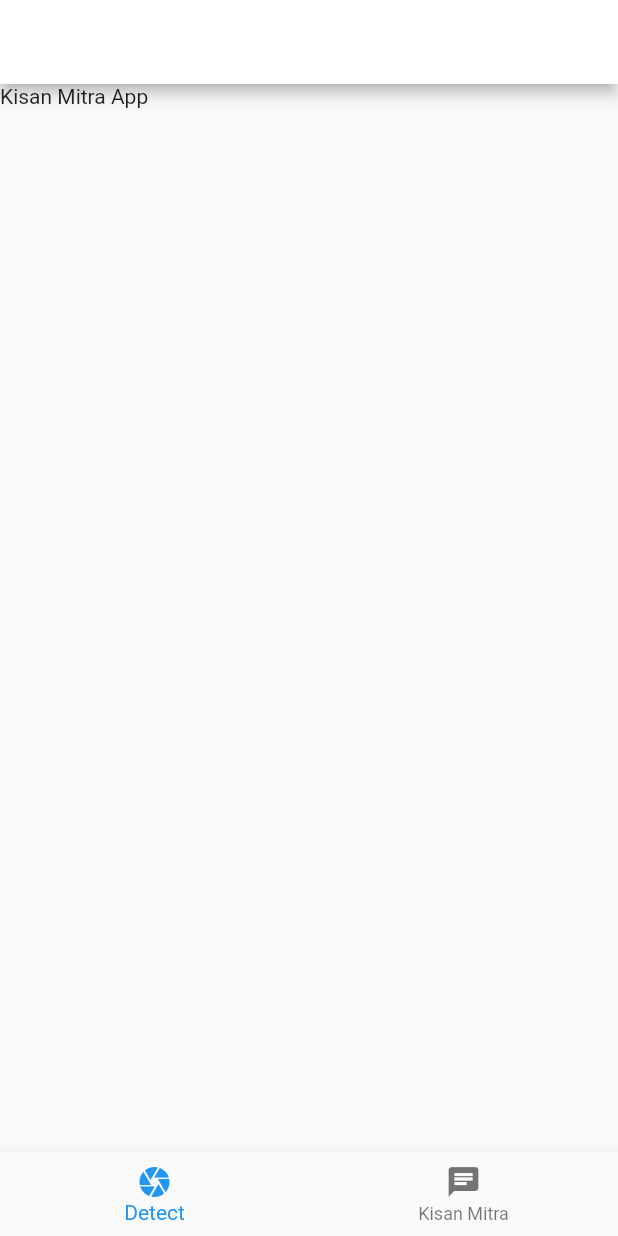
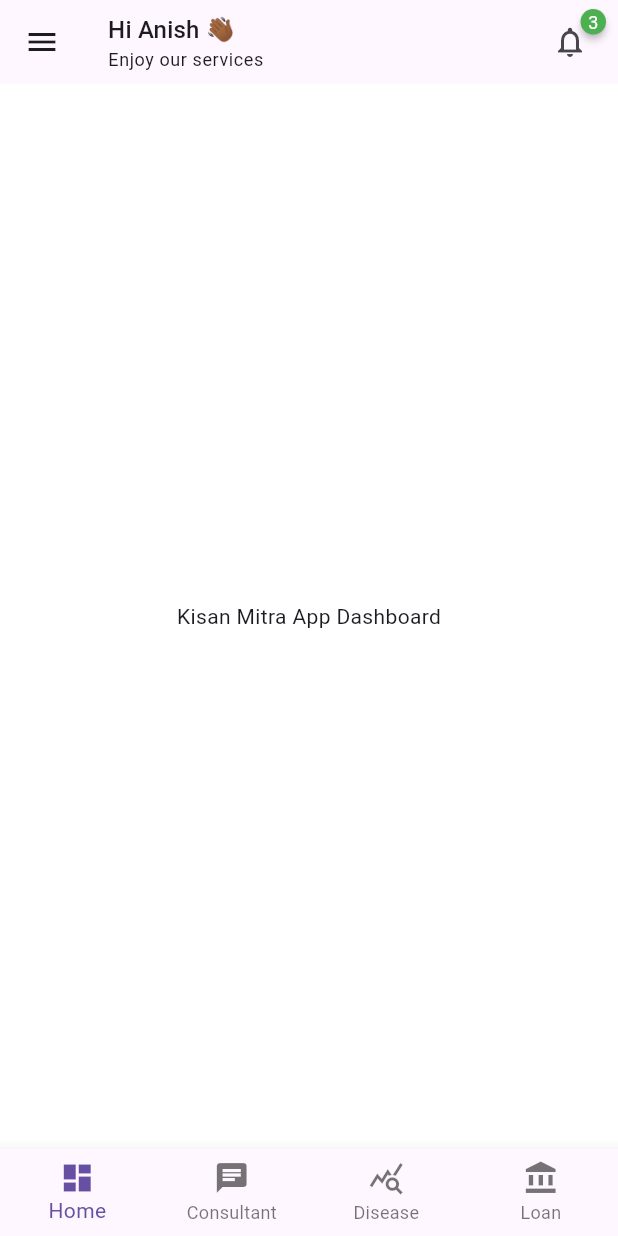
Before and after one commit to Venture-Xs/Kisan-Mitra, a Flutter app: the screen it shows after launch, on a phone screen of 412 x 824 dp. Run offline on Flutter 3.47's test engine with Material 2 defaults, Android fonts, the phone set to English and light mode, and no system bars; drawn by our look-alikes of badges; our stand-ins replace iconly.

Commit message:
Bottom Navigator and Structure Created

```diff
--- /dev/null
+++ b/lib/Dashboard/dashboard.dart
@@ -0,0 +1,19 @@
+import 'package:flutter/material.dart';
+
+class DashBoard extends StatefulWidget {
+  const DashBoard({super.key});
+
+  @override
+  State<DashBoard> createState() => _DashBoardState();
+}
+
+class _DashBoardState extends State<DashBoard> {
+  @override
+  Widget build(BuildContext context) {
+    return Container(
+      child: const Align(
+          alignment: Alignment.center,
+          child: Text("Kisan Mitra App Dashboard")),
+    );
+  }
+}
--- /dev/null
+++ b/lib/FarmerConsultant/consultant.dart
@@ -0,0 +1,19 @@
+import 'package:flutter/material.dart';
+
+class Consultant extends StatefulWidget {
+  const Consultant({super.key});
+
+  @override
+  State<Consultant> createState() => _ConsultantState();
+}
+
+class _ConsultantState extends State<Consultant> {
+  @override
+  Widget build(BuildContext context) {
+    return Container(
+      child: const Align(
+          alignment: Alignment.center,
+          child: Text("Chat with Agri Consultant")),
+    );
+  }
+}
--- a/lib/home_page.dart
+++ b/lib/home_page.dart
@@ -1,6 +1,15 @@
 import 'package:flutter/material.dart';
-import 'package:flutter/src/widgets/framework.dart';
-import 'package:flutter/src/widgets/placeholder.dart';
+
+//A package for creating badges. Badges can be used for an additional marker for any widget,
+import 'package:badges/badges.dart' as badges;
+
+//Flutter package for using Iconly Icons.
+import 'package:iconly/iconly.dart';
+
+import 'package:kisan_mitra_app/Dashboard/dashboard.dart';
+import 'package:kisan_mitra_app/DiseasePrediction/disease_prediction.dart';
+import 'package:kisan_mitra_app/FarmerConsultant/consultant.dart';
+import 'package:kisan_mitra_app/LoanApplication/loan_finder.dart';
 
 class HomePage extends StatefulWidget {
   const HomePage({super.key});
@@ -10,10 +19,94 @@ class HomePage extends StatefulWidget {
 }
 
 class _HomePageState extends State<HomePage> {
+  final pages = [
+    const DashBoard(),
+    const Consultant(),
+    const DetectDisease(),
+    const LoanFinder()
+  ];
+  int currentPageIndex = 0;
+  final GlobalKey<ScaffoldState> _scaffoldKey = GlobalKey<ScaffoldState>();
+
   @override
   Widget build(BuildContext context) {
-    return Container(
-      child: Text("Kisan Mitra App"),
+    return Scaffold(
+      key: _scaffoldKey,
+      drawer: const Drawer(),
+      appBar: AppBar(
+        centerTitle: false,
+        leading: IconButton(
+          onPressed: () {},
+          icon: const Icon(Icons.menu),
+        ),
+        title: Column(
+          crossAxisAlignment: CrossAxisAlignment.start,
+          children: [
+            Text(
+              "Hi Anish 👋🏾",
+              style: Theme.of(context).textTheme.titleMedium,
+            ),
+            Text("Enjoy our services",
+                style: Theme.of(context).textTheme.bodySmall)
+          ],
+        ),
+        actions: [
+          Padding(
+            padding: const EdgeInsets.only(right: 8.0),
+            child: IconButton(
+              onPressed: () {},
+              icon: badges.Badge(
+                badgeContent: const Text(
+                  '3',
+                  style: TextStyle(
+                    color: Colors.white,
+                    fontSize: 12,
+                  ),
+                ),
+                position: badges.BadgePosition.topEnd(top: -15, end: -12),
+                badgeStyle: const badges.BadgeStyle(
+                  badgeColor: Colors.green,
+                ),
+                child: const Icon(Icons.notifications_outlined),
+              ),
+            ),
+          ),
+        ],
+      ),
+      body: pages[currentPageIndex],
+      bottomNavigationBar: BottomNavigationBar(
+        type: BottomNavigationBarType.fixed,
+        currentIndex: currentPageIndex,
+        onTap: (index) {
+          setState(() {
+            currentPageIndex = index;
+          });
+        },
+        items: const [
+          BottomNavigationBarItem(
+            icon: Icon(Icons.dashboard),
+            label: "Home",
+            activeIcon: Icon(Icons.dashboard),
+          ),
+          BottomNavigationBarItem(
+            icon: Icon(Icons.chat),
+            label: "Consultant",
+            activeIcon: Icon(Icons.chat),
+          ),
+          BottomNavigationBarItem(
+            icon: Icon(Icons.query_stats),
+            label: "Disease",
+            activeIcon: Icon(Icons.query_stats),
+          ),
+          BottomNavigationBarItem(
+            icon: Icon(
+              Icons.account_balance,
+            ),
+            label: "Loan",
+            activeIcon: Icon(Icons.account_balance),
+          ),
+        ],
+      ),
     );
   }
 }
--- a/lib/main.dart
+++ b/lib/main.dart
@@ -1,5 +1,10 @@
 import 'package:flutter/material.dart';
+import 'package:kisan_mitra_app/Dashboard/dashboard.dart';
+import 'package:kisan_mitra_app/DiseasePrediction/disease_prediction.dart';
+import 'package:kisan_mitra_app/FarmerConsultant/consultant.dart';
+import 'package:kisan_mitra_app/LoanApplication/loan_finder.dart';
 import 'package:kisan_mitra_app/home_page.dart';
+import 'package:kisan_mitra_app/pallete.dart';
 
 void main() {
   runApp(const MyApp());
@@ -12,62 +17,86 @@ class MyApp extends StatelessWidget {
   @override
   Widget build(BuildContext context) {
     return MaterialApp(
-      title: 'Flutter Demo',
-      theme: ThemeData(
-        primarySwatch: Colors.blue,
+      debugShowCheckedModeBanner: false,
+      theme: ThemeData.light(useMaterial3: true).copyWith(
+        scaffoldBackgroundColor: Pallete.whiteColor,
       ),
-      home: const MyHomePage(
-        title: 'Kisan Mitra',
-      ),
+      home: const HomePage(),
     );
   }
 }
 
-class MyHomePage extends StatefulWidget {
-  const MyHomePage({super.key, required this.title});
-  final String title;
+// class BottomNavigator extends StatefulWidget {
+//   const BottomNavigator({super.key});
 
-  @override
-  State<MyHomePage> createState() => _MyHomePageState();
-}
+//   @override
+//   State<BottomNavigator> createState() => _BottomNavigatorState();
+// }
 
-class _MyHomePageState extends State<MyHomePage> {
-  int _currentIndex = 0;
-  final PageController _pageController = PageController();
-  List<String> _titles = ['Plant disease classifier', 'Kisan Mitra'];
+// class _BottomNavigatorState extends State<BottomNavigator> {
+//   int _currentIndex = 0;
 
-  @override
-  Widget build(BuildContext context) {
-    return Scaffold(
-      appBar: AppBar(
-          backgroundColor: Theme.of(context).colorScheme.surface,
-          title: Text(
-            _titles[_currentIndex],
-          )),
-      body: PageView(
-        controller: _pageController,
-        children: const <Widget>[HomePage()],
-        onPageChanged: (index) {
-          setState(() {
-            _currentIndex = index;
-          });
-        },
-      ),
-      bottomNavigationBar: BottomNavigationBar(
-        items: const [
-          BottomNavigationBarItem(icon: Icon(Icons.camera), label: 'Detect'),
-          BottomNavigationBarItem(icon: Icon(Icons.chat), label: 'Kisan Mitra')
-        ],
-        onTap: (index) {
-          setState(() {
-            _currentIndex = index;
-          });
-          _pageController.animateToPage(index,
-              duration: const Duration(milliseconds: 200),
-              curve: Curves.easeIn);
-        },
-        currentIndex: _currentIndex,
-      ),
-    );
-  }
-}
+//   final PageController _pageController = PageController();
+
+//   final List<String> _titles = [
+//     'Dashboard',
+//     'Agri Consultant',
+//     'Disease Detection',
+//     'Loan',
+//   ];
+
+//   @override
+//   Widget build(BuildContext context) {
+//     return Scaffold(
+//       appBar: AppBar(
+//           backgroundColor: Theme.of(context).colorScheme.surface,
+//           title: Text(
+//             _titles[_currentIndex],
+//           )),
+//       body: PageView(
+//         controller: _pageController,
+
+//         //list of main widgets
+//         children: const <Widget>[
+//           DashBoard(),
+//           Consultant(),
+//           DetectDisease(),
+//           LoanFinder()
+//         ],
+//         onPageChanged: (index) {
+//           setState(() {
+//             _currentIndex = index;
+//           });
+//         },
+//       ),
+//       bottomNavigationBar: BottomNavigationBar(
+//         items: const [
+//           BottomNavigationBarItem(
+//               icon: Icon(
+//                 Icons.dashboard,
+//                 color: Pallete.blackColor,
+//               ),
+//               label: 'Home'),
+//           BottomNavigationBarItem(
+//               icon: Icon(Icons.camera, color: Pallete.blackColor),
+//               label: 'Chat'),
+//           BottomNavigationBarItem(
+//               icon: Icon(Icons.chat, color: Pallete.blackColor),
+//               label: 'Disease'),
+//           BottomNavigationBarItem(
+//               icon: Icon(Icons.money, color: Pallete.blackColor),
+//               label: 'Loan'),
+//         ],
+//         onTap: (index) {
+//           setState(() {
+//             _currentIndex = index;
+//           });
+//           _pageController.animateToPage(index,
+//               duration: const Duration(milliseconds: 200),
+//               curve: Curves.easeIn);
+//         },
+//         currentIndex: _currentIndex,
+//       ),
+//     );
+//   }
+// }
--- a/pubspec.yaml
+++ b/pubspec.yaml
@@ -35,6 +35,8 @@ dependencies:
   # The following adds the Cupertino Icons font to your application.
   # Use with the CupertinoIcons class for iOS style icons.
   cupertino_icons: ^1.0.2
+  badges: ^3.1.1
+  iconly: ^1.0.1
 
 dev_dependencies:
   flutter_test:
```
Also changed, not shown: lib/DiseasePrediction/disease_prediction.dart (added, +18 -0 lines), lib/LoanApplication/loan_finder.dart (added, +18 -0 lines), lib/ProfilePage/profillepage.dart (added, +16 -0 lines), pubspec.lock.
